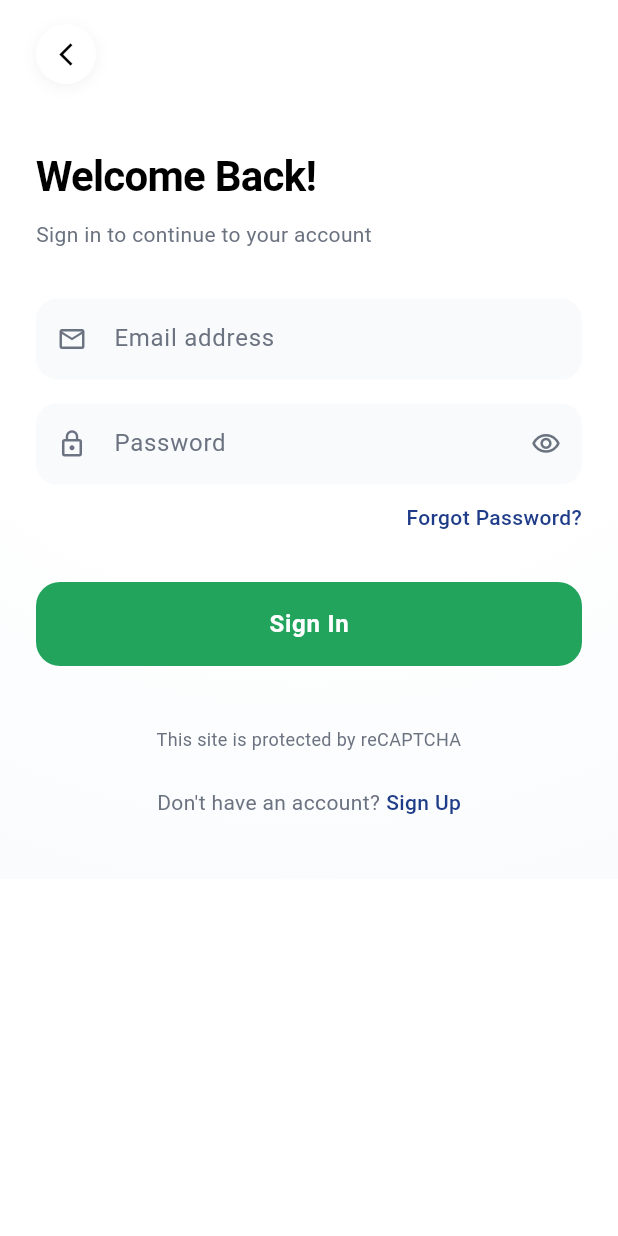
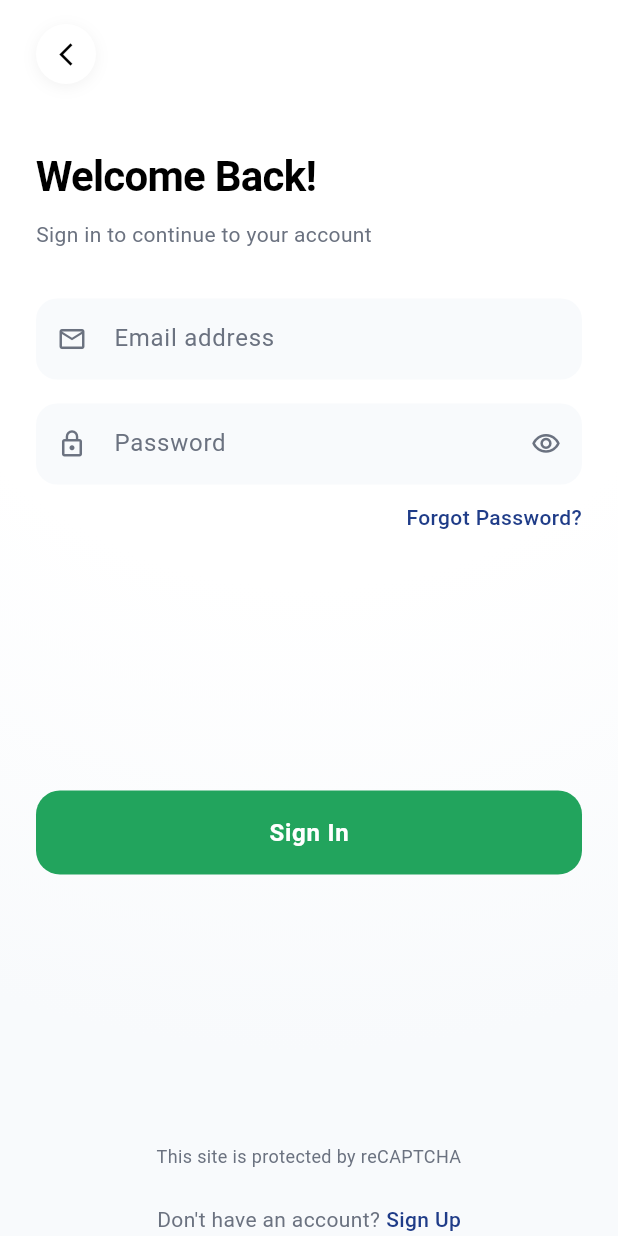
Before and after one commit to Denis-7242/pesapilot, a Flutter app: the screen it shows after launch, after a tap on "Get Started", on a phone screen of 412 x 824 dp. Run offline on Flutter 3.47's test engine with Material 3 defaults, Android fonts, the phone set to English and light mode, and no system bars.

Commit message:
refactor: enhance layout responsiveness in onboarding, sign in, and sign up screens

```diff
--- a/lib/features/auth/presentation/screens/onboarding_screen.dart
+++ b/lib/features/auth/presentation/screens/onboarding_screen.dart
@@ -1,4 +1,5 @@
 import 'package:flutter/material.dart';
+import 'dart:math' as math;
 import '../../../../core/theme/app_colors.dart';
 import '../../../../core/theme/app_text_styles.dart';
 import '../../../../core/widgets/primary_button.dart';
@@ -10,6 +11,14 @@ class OnboardingScreen extends StatelessWidget {
 
   @override
   Widget build(BuildContext context) {
+    final media = MediaQuery.of(context);
+    final screenH = media.size.height;
+    final bottomInset = media.viewInsets.bottom;
+
+    final double topSpace = math.min(80.0, screenH * 0.10);
+    final double betweenLogoAndText = math.min(48.0, screenH * 0.06);
+    final double betweenTextAndButton = math.min(48.0, screenH * 0.06);
+
     return Scaffold(
       body: SafeArea(
         child: Container(
@@ -20,15 +29,26 @@ class OnboardingScreen extends StatelessWidget {
               colors: [AppColors.white, AppColors.white, AppColors.inputBg],
             ),
           ),
-          child: SingleChildScrollView(
-            padding: const EdgeInsets.symmetric(horizontal: 24),
+          child: LayoutBuilder(
+            builder: (context, constraints) {
+              return SingleChildScrollView(
+                keyboardDismissBehavior:
+                    ScrollViewKeyboardDismissBehavior.onDrag,
+                padding: EdgeInsets.fromLTRB(24, 0, 24, bottomInset + 16),
+                child: Center(
+                  child: ConstrainedBox(
+                    constraints: const BoxConstraints(maxWidth: 520),
+                    child: ConstrainedBox(
+                      constraints: BoxConstraints(minHeight: constraints.maxHeight),
+                      child: IntrinsicHeight(
                         child: Column(
                           children: [
-                const SizedBox(height: 80),
+                            SizedBox(height: topSpace),
                             _buildLogo(),
-                const SizedBox(height: 48),
+                            SizedBox(height: betweenLogoAndText),
                             _buildBrandMessaging(),
-                const SizedBox(height: 48),
+                            const Spacer(),
+                            SizedBox(height: betweenTextAndButton),
                             PrimaryButton(
                               text: 'Get Started',
                               icon: const Icon(
@@ -44,15 +64,21 @@ class OnboardingScreen extends StatelessWidget {
                                 );
                               },
                             ),
-                const SizedBox(height: 32),
+                            const Spacer(),
+                            const SizedBox(height: 16),
                             const AuthFooter(
                               mainText: 'By continuing, you agree to our',
                               linkText: 'Terms & Privacy Policy',
                               onLinkTap: _handleTermsTap,
                             ),
-                const SizedBox(height: 40),
                           ],
                         ),
+                      ),
+                    ),
+                  ),
+                ),
+              );
+            },
           ),
         ),
       ),
--- a/lib/features/auth/presentation/screens/sign_in_screen.dart
+++ b/lib/features/auth/presentation/screens/sign_in_screen.dart
@@ -1,4 +1,5 @@
 import 'package:flutter/material.dart';
+import 'dart:math' as math;
 import '../../../../core/theme/app_colors.dart';
 import '../../../../core/theme/app_text_styles.dart';
 import '../../../../core/widgets/primary_button.dart';
@@ -30,6 +31,13 @@ class _SignInScreenState extends State<SignInScreen> {
 
   @override
   Widget build(BuildContext context) {
+    final media = MediaQuery.of(context);
+    final screenH = media.size.height;
+    final bottomInset = media.viewInsets.bottom;
+
+    final double headerTop = math.min(40.0, screenH * 0.06);
+    final double headerGap = math.min(32.0, screenH * 0.05);
+
     return Scaffold(
       body: SafeArea(
         child: Container(
@@ -40,8 +48,18 @@ class _SignInScreenState extends State<SignInScreen> {
               colors: [AppColors.white, AppColors.white, AppColors.inputBg],
             ),
           ),
-          child: SingleChildScrollView(
-            padding: const EdgeInsets.symmetric(horizontal: 24),
+          child: LayoutBuilder(
+            builder: (context, constraints) {
+              return SingleChildScrollView(
+                keyboardDismissBehavior:
+                    ScrollViewKeyboardDismissBehavior.onDrag,
+                padding: EdgeInsets.fromLTRB(24, 0, 24, bottomInset + 16),
+                child: Center(
+                  child: ConstrainedBox(
+                    constraints: const BoxConstraints(maxWidth: 520),
+                    child: ConstrainedBox(
+                      constraints: BoxConstraints(minHeight: constraints.maxHeight),
+                      child: IntrinsicHeight(
                         child: Form(
                           key: _formKey,
                           child: Column(
@@ -49,9 +67,9 @@ class _SignInScreenState extends State<SignInScreen> {
                             children: [
                               const SizedBox(height: 16),
                               const BackButtonCircle(),
-                  const SizedBox(height: 40),
+                              SizedBox(height: headerTop),
                               _buildHeader(),
-                  const SizedBox(height: 32),
+                              SizedBox(height: headerGap),
                               AuthTextField(
                                 hintText: 'Email address',
                                 prefixIcon: Icons.mail_outline,
@@ -81,7 +99,8 @@ class _SignInScreenState extends State<SignInScreen> {
                               ),
                               const SizedBox(height: 12),
                               const ForgotPassword(),
-                  const SizedBox(height: 32),
+                              const Spacer(),
+                              const SizedBox(height: 24),
                               PrimaryButton(
                                 text: 'Sign In',
                                 onPressed: () {
@@ -90,7 +109,8 @@ class _SignInScreenState extends State<SignInScreen> {
                                   }
                                 },
                               ),
-                  const SizedBox(height: 24),
+                              const Spacer(),
+                              const SizedBox(height: 16),
                               AuthFooter(
                                 mainText: "Don't have an account?",
                                 linkText: 'Sign Up',
@@ -101,12 +121,18 @@ class _SignInScreenState extends State<SignInScreen> {
                                     ),
                                   );
                                 },
-                    securityNotice: 'This site is protected by reCAPTCHA',
+                                securityNotice:
+                                    'This site is protected by reCAPTCHA',
                               ),
-                  const SizedBox(height: 40),
                             ],
                           ),
                         ),
+                      ),
+                    ),
+                  ),
+                ),
+              );
+            },
           ),
         ),
       ),
```
Also changed, not shown: lib/features/auth/presentation/screens/sign_up_screen.dart (+38 -10 lines). Lines whose indentation alone changed are shown as unchanged.
